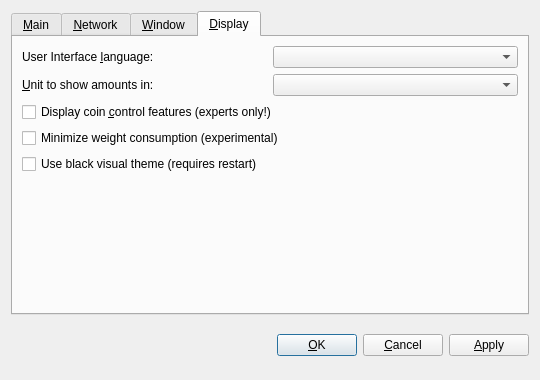
Before: the Qt Designer form src/qt/forms/optionsdialog.ui in bogatyrov/valorbit, drawn with Qt 5.
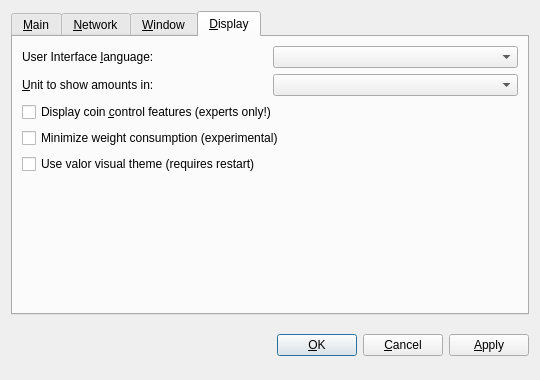
After: the same form once the commit is applied. The open tabs and pages were chosen to show the change. Custom widgets are drawn as their Qt base class.

The edit to the form file:
```diff
--- a/src/qt/forms/optionsdialog.ui
+++ b/src/qt/forms/optionsdialog.ui
@@ -392,7 +392,7 @@
        <item>
         <widget class="QCheckBox" name="useBlackTheme">
          <property name="text">
-          <string>Use black visual theme (requires restart)</string>
+          <string>Use valor visual theme (requires restart)</string>
          </property>
         </widget>
        </item>
```
Left out of the diff: 2 changed lines with no effect on the pictures.
